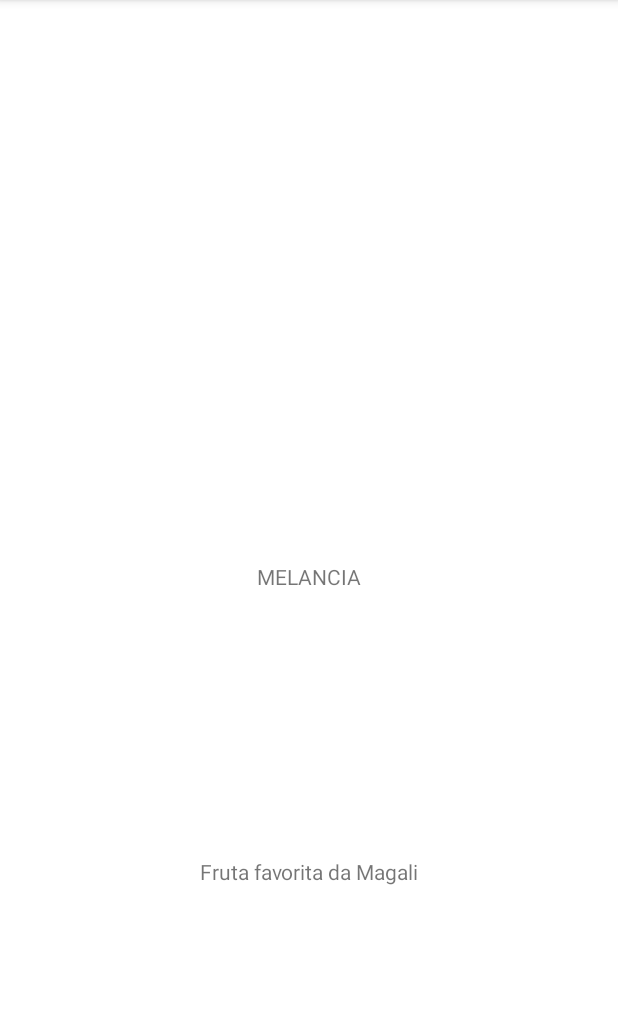
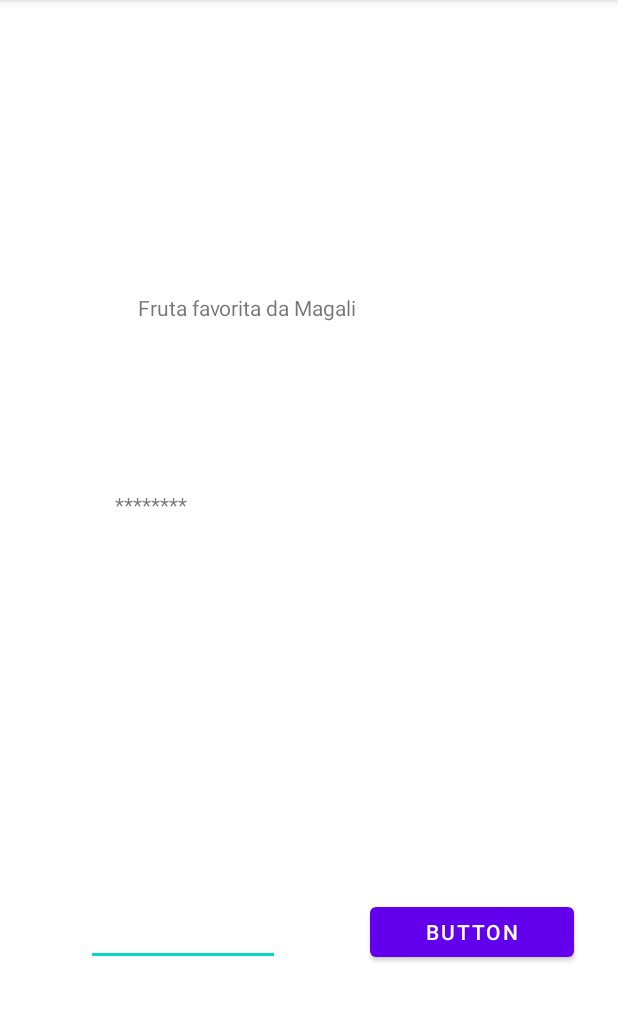
Before and after one commit to hugolps/JogoDaForca, an Android app: the screen it shows after launch (MainActivity), on a phone screen of 412 x 824 dp, the part 84-1106 px from its top. Run offline under Robolectric (Android 15) with nearby library versions, the phone set to English and light mode, and no system bars.

Commit message:
Atividade 4

```diff
--- a/app/src/main/java/com/example/jogoforca/MainActivity.kt
+++ b/app/src/main/java/com/example/jogoforca/MainActivity.kt
@@ -2,16 +2,28 @@ package com.example.jogoforca
 
 import androidx.appcompat.app.AppCompatActivity
 import android.os.Bundle
+import android.widget.Button
+import android.widget.EditText
 import android.widget.TextView
+import android.view.View
+import android.util.Log
+import android.widget.Toast
+
 import com.example.jogoforca.Banco
 import com.example.jogoforca.Jogo
 
 class MainActivity : AppCompatActivity() {
 
-    private lateinit var tvPalavra: TextView
+
+    private lateinit var tvLayout: TextView
     private  lateinit var banco: Banco
     private lateinit var jogo: Jogo
     private lateinit var tvDica: TextView
+    private lateinit var etLetra: EditText
+    private lateinit var btJogar: Button
+    private lateinit var tvLetrasTentadas: TextView
+    private lateinit var tvChances: TextView
+    private lateinit var tvStatus: TextView
 
     override fun onCreate(savedInstanceState: Bundle?) {
         super.onCreate(savedInstanceState)
@@ -20,11 +32,63 @@ class MainActivity : AppCompatActivity() {
         this.banco = Banco()
         this.jogo = Jogo(this.banco.palavra(), this.banco.dica())
 
-        this.tvPalavra = findViewById(R.id.tvPalavra)
-        this.tvPalavra.text = this.jogo.asksecretWord()
+        this.tvLayout = findViewById(R.id.tvLayout)
+        this.tvDica = findViewById(R.id.tvDica)
+        this.etLetra = findViewById(R.id.etLetra)
+        this.btJogar = findViewById(R.id.btJogar)
+        this.tvLetrasTentadas = findViewById(R.id.tvLetrasTentadas)
+        this.tvChances = findViewById(R.id.tvChances)
+        this.tvStatus = findViewById(R.id.tvStatus)
 
-        this.tvDica = findViewById(R.id.tvDica)
+
+        this.tvLayout.text = this.jogo.printSecretWord()
         this.tvDica.text = this.jogo.askHint()
 
+        this.btJogar.setOnClickListener(ButtonClick())
+    }
+
+
+
+    inner class ButtonClick: View.OnClickListener{
+
+         override fun onClick(p0: View?) {
+//             Log.i("APP_FORCA", "teste 1"+ this@MainActivity.jogo.status())
+
+             val letter = this@MainActivity.etLetra.text.toString().uppercase()
+             if (letter.length == 1) {
+                 if (!this@MainActivity.jogo.usedLetters().contains(letter)) {
+
+                     this@MainActivity.jogo.askLetter(letter)
+//                     Log.i("APP_FORCA", "teste 2"+ this@MainActivity.jogo.status())
+
+                 } else {
+                     Toast.makeText(this@MainActivity, "Letra já utlizada", Toast.LENGTH_SHORT).show()
+                 }
+             } else {
+                    Toast.makeText(this@MainActivity, "Jogada Inválida", Toast.LENGTH_SHORT).show()
+                 }
+
+             updateView()
+
+             if (this@MainActivity.jogo.endGame) {
+                 fimDoJogo()
+             }
+         }
+
+        private fun updateView() {
+            this@MainActivity.etLetra.setText("")
+            this@MainActivity.tvLayout.text = "PALAVRA SECRETA:       " + this@MainActivity.jogo.printSecretWord()
+            this@MainActivity.tvLetrasTentadas.text  = "Letras tentada: " + this@MainActivity.jogo.usedLetters().toString()
+            this@MainActivity.tvChances.text = "Chances restantes: " + this@MainActivity.jogo.chances()
+            this@MainActivity.tvStatus = findViewById(R.id.tvStatus)
+
+        }
+
+        private fun fimDoJogo() {
+
+            this@MainActivity.tvStatus.text  = "Fim de Jogo " + this@MainActivity.jogo.status()
+
+
+        }
     }
 }
--- a/app/src/main/res/layout/activity_main.xml
+++ b/app/src/main/res/layout/activity_main.xml
@@ -9,22 +9,65 @@
 
 
     <TextView
-            android:id="@+id/tvPalavra"
-            android:layout_width="wrap_content"
-            android:layout_height="wrap_content"
-            android:text="Palavra!"
+            android:id="@+id/tvLayout"
+            android:layout_width="258dp"
+            android:layout_height="61dp"
+            android:text="Layout"
+            app:layout_constraintVertical_bias="0.143" app:layout_constraintEnd_toEndOf="parent"
+            app:layout_constraintStart_toStartOf="parent"
             app:layout_constraintBottom_toBottomOf="parent"
-            app:layout_constraintLeft_toLeftOf="parent"
-            app:layout_constraintRight_toRightOf="parent"
-            app:layout_constraintTop_toTopOf="parent"/>
+            app:layout_constraintTop_toBottomOf="@+id/tvDica" app:layout_constraintHorizontal_bias="0.496"/>
     <TextView
             android:id="@+id/tvDica"
-            android:layout_width="wrap_content"
-            android:layout_height="wrap_content"
+            android:layout_width="199dp"
+            android:layout_height="68dp"
             android:text="Dica"
             app:layout_constraintBottom_toBottomOf="parent"
             app:layout_constraintEnd_toEndOf="parent"
             app:layout_constraintStart_toStartOf="parent"
-            app:layout_constraintTop_toBottomOf="@+id/tvPalavra" />
+            app:layout_constraintTop_toTopOf="parent" app:layout_constraintVertical_bias="0.279"
+            app:layout_constraintHorizontal_bias="0.433"/>
+    <EditText
+            android:id="@+id/etLetra"
+            android:layout_width="129dp"
+            android:layout_height="45dp"
+            android:text=""
+            android:ems="10"
+            app:layout_constraintStart_toStartOf="parent" app:layout_constraintEnd_toEndOf="parent"
+            app:layout_constraintBottom_toBottomOf="parent" app:layout_constraintHorizontal_bias="0.202"
+            android:layout_marginBottom="124dp"/>
+    <Button
+            android:id="@+id/btJogar"
+            android:text="Button"
+            android:layout_width="136dp"
+            android:layout_height="45dp"
+            app:layout_constraintStart_toEndOf="@+id/etLetra" app:layout_constraintEnd_toEndOf="parent"
+            app:layout_constraintBottom_toBottomOf="parent" app:layout_constraintHorizontal_bias="0.673"
+            android:layout_marginBottom="124dp"/>
+    <TextView
+            android:id="@+id/tvLetrasTentadas"
+            android:text=""
+            android:layout_width="210dp"
+            android:layout_height="59dp"
+            app:layout_constraintEnd_toEndOf="parent" app:layout_constraintStart_toStartOf="parent"
+            app:layout_constraintTop_toTopOf="parent" app:layout_constraintBottom_toBottomOf="parent"
+            app:layout_constraintHorizontal_bias="0.863" app:layout_constraintVertical_bias="0.629"
+    />
+    <TextView
+            android:id="@+id/tvChances"
+            android:text=""
+            android:layout_width="106dp"
+            android:layout_height="49dp"
+            app:layout_constraintEnd_toEndOf="parent" app:layout_constraintStart_toStartOf="parent"
+            app:layout_constraintTop_toTopOf="parent" app:layout_constraintBottom_toBottomOf="parent"
+            app:layout_constraintHorizontal_bias="0.111" app:layout_constraintVertical_bias="0.633"/>
+    <TextView
+            android:id="@+id/tvStatus"
+            android:text=""
+            android:layout_width="190dp"
+            android:layout_height="52dp"
+            app:layout_constraintStart_toStartOf="parent" app:layout_constraintEnd_toEndOf="parent"
+            app:layout_constraintTop_toTopOf="parent" app:layout_constraintBottom_toBottomOf="parent"
+            app:layout_constraintHorizontal_bias="0.416" app:layout_constraintVertical_bias="0.195"/>
 
 </androidx.constraintlayout.widget.ConstraintLayout>
```
Also changed, not shown: app/src/main/java/com/example/jogoforca/Jogo.kt (+30 -18 lines).
